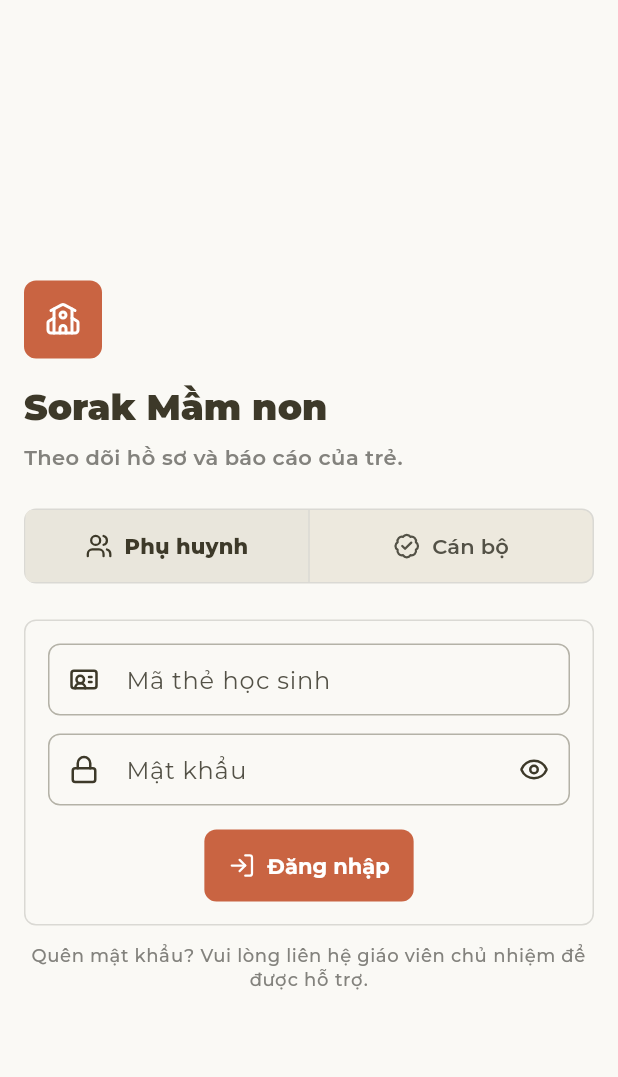
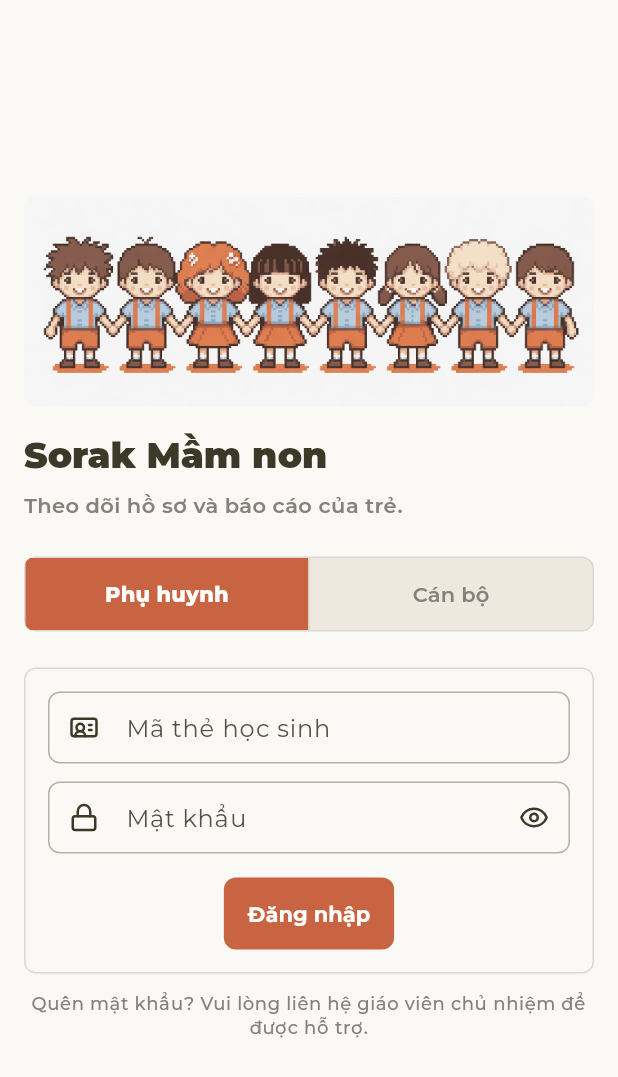
Before and after one commit to hancontam/sorak_flutter_mamnon, a Flutter app: the screen it shows after launch, on a phone screen of 412 x 824 dp. Shown: the top 1077 px of the screen. Run offline on Flutter 3.47's test engine with Material 3 defaults, Android fonts, the phone set to English and light mode, and no system bars; our stand-ins replace cookie_jar, dio, dio_cookie_manager, flutter_svg, google_fonts, lottie and 2 more; accounts and stored records are empty.

Commit message:
ui: polish login banner and role toggle
Replace the school icon with a rounded login banner, drop decorative
icons on the role toggle and login button, and make the selected
toggle segment use primary Claude colors.

```diff
--- a/lib/core/widgets/sorak_toggle_group.dart
+++ b/lib/core/widgets/sorak_toggle_group.dart
@@ -96,10 +96,11 @@ class _ToggleButton<T> extends StatelessWidget {
 
   @override
   Widget build(BuildContext context) {
+    // Selected uses primary Claude so the active segment is obvious.
     final foreground = selected
-        ? AppColors.foreground
-        : AppColors.secondaryForeground;
-    final background = selected ? AppColors.secondary : Colors.transparent;
+        ? AppColors.primaryForeground
+        : AppColors.mutedForeground;
+    final background = selected ? AppColors.primary : Colors.transparent;
 
     return Material(
       color: background,
--- a/lib/modules/auth/screens/login_screen.dart
+++ b/lib/modules/auth/screens/login_screen.dart
@@ -70,12 +70,19 @@ class _LoginScreenState extends State<LoginScreen> {
 
     return Scaffold(
       body: SafeArea(
+        child: LayoutBuilder(
+          builder: (context, constraints) {
+            return SingleChildScrollView(
+              padding: const EdgeInsets.all(AppSpacing.md),
+              child: ConstrainedBox(
+                constraints: BoxConstraints(
+                  minHeight: constraints.maxHeight - (AppSpacing.md * 2),
+                  maxWidth: 480,
+                ),
                 child: Center(
-          child: ConstrainedBox(
-            constraints: const BoxConstraints(maxWidth: 480),
-            child: ListView(
-              shrinkWrap: true,
-              padding: const EdgeInsets.all(AppSpacing.md),
+                  child: Column(
+                    mainAxisAlignment: MainAxisAlignment.center,
+                    crossAxisAlignment: CrossAxisAlignment.stretch,
                     children: [
                       const SizedBox(height: AppSpacing.lg),
                       _LoginHeader(isParent: isParent),
@@ -85,12 +92,10 @@ class _LoginScreenState extends State<LoginScreen> {
                           SorakToggleOption(
                             value: LoginMode.parent,
                             label: 'Phụ huynh',
-                      icon: LucideIcons.users,
                           ),
                           SorakToggleOption(
                             value: LoginMode.staff,
                             label: 'Cán bộ',
-                      icon: LucideIcons.badgeCheck,
                           ),
                         ],
                         selected: _mode,
@@ -155,10 +160,10 @@ class _LoginScreenState extends State<LoginScreen> {
                                 ),
                               ),
                               const SizedBox(height: AppSpacing.md),
-                        FilledButton.icon(
+                              FilledButton(
                                 key: const ValueKey('login_button'),
                                 onPressed: isLoading ? null : _login,
-                          icon: isLoading
+                                child: isLoading
                                     ? const SizedBox(
                                         width: 18,
                                         height: 18,
@@ -167,8 +172,7 @@ class _LoginScreenState extends State<LoginScreen> {
                                           color: AppColors.primaryForeground,
                                         ),
                                       )
-                              : const Icon(LucideIcons.logIn, size: 18),
-                          label: const Text('Đăng nhập'),
+                                    : const Text('Đăng nhập'),
                               ),
                             ],
                           ),
@@ -179,15 +183,20 @@ class _LoginScreenState extends State<LoginScreen> {
                         Text(
                           'Quên mật khẩu? Vui lòng liên hệ giáo viên chủ nhiệm để được hỗ trợ.',
                           textAlign: TextAlign.center,
-                    style: Theme.of(context).textTheme.bodySmall?.copyWith(
+                          style: Theme.of(context).textTheme.bodySmall
+                              ?.copyWith(
                                 color: AppColors.mutedForeground,
                                 fontWeight: FontWeight.w500,
                               ),
                         ),
                       ],
+                      const SizedBox(height: AppSpacing.lg),
                     ],
                   ),
                 ),
+              ),
+            );
+          },
         ),
       ),
     );
@@ -204,16 +213,29 @@ class _LoginHeader extends StatelessWidget {
     return Column(
       crossAxisAlignment: CrossAxisAlignment.start,
       children: [
-        Container(
-          width: 52,
-          height: 52,
-          decoration: BoxDecoration(
-            color: AppColors.primary,
+        ClipRRect(
           borderRadius: BorderRadius.circular(AppSpacing.radius),
+          child: SizedBox(
+            width: double.infinity,
+            height: 140,
+            child: Image.asset(
+              'assets/images/banner_login.jpg',
+              fit: BoxFit.cover,
+              width: double.infinity,
+              errorBuilder: (context, error, stackTrace) {
+                return Container(
+                  color: AppColors.muted,
+                  alignment: Alignment.center,
+                  child: Text(
+                    'Sorak Mầm non',
+                    style: Theme.of(context).textTheme.titleMedium?.copyWith(
+                      color: AppColors.mutedForeground,
+                      fontWeight: FontWeight.w700,
                     ),
-          child: const Icon(
-            LucideIcons.school,
-            color: AppColors.primaryForeground,
+                  ),
+                );
+              },
+            ),
           ),
         ),
         const SizedBox(height: AppSpacing.md),
--- a/pubspec.yaml
+++ b/pubspec.yaml
@@ -36,3 +36,4 @@ flutter:
     - assets/lottie/loading.json
     - assets/lottie/empty.json
     - assets/lottie/success.json
+    - assets/images/banner_login.jpg
```
Also changed, not shown: assets/images/banner_login.jpg (added). Lines whose indentation alone changed are shown as unchanged.
